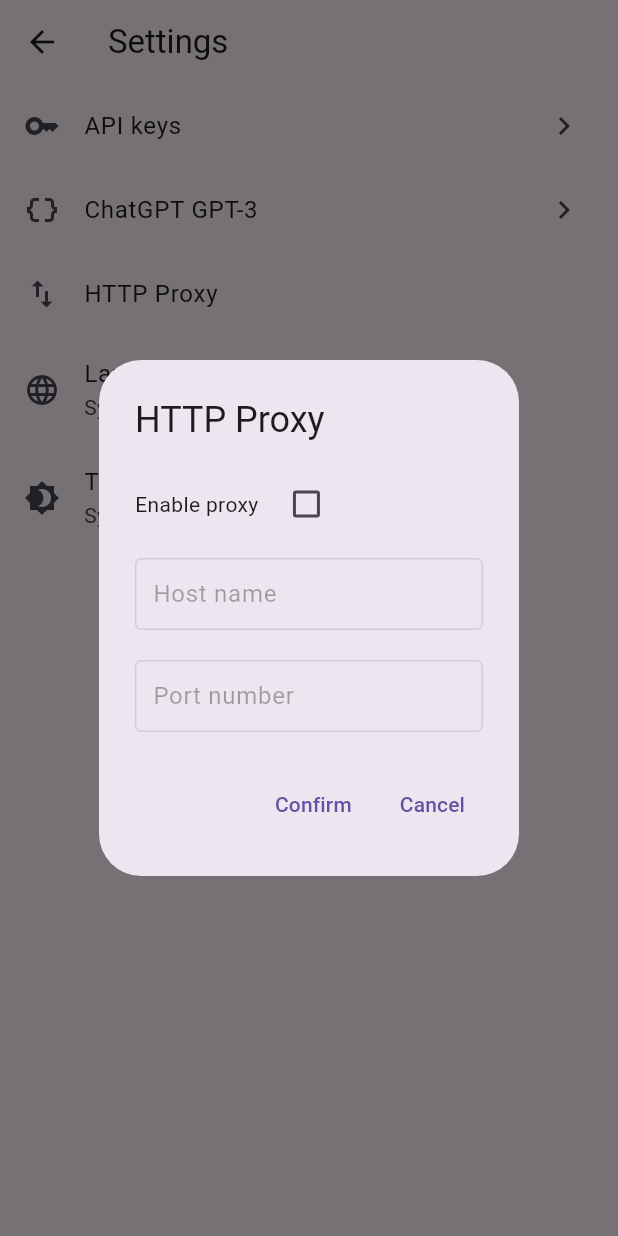
After one commit to conghaonet/hao_chatgpt, a Flutter app: the SettingsPage screen opened by its route, after a tap on "HTTP Proxy", on a phone screen of 412 x 824 dp. The commit adds this screen. Run offline on Flutter 3.47's test engine with Material 2 defaults, Android fonts, the phone set to English and light mode, and no system bars; our stand-ins replace dio, drift, flutter_riverpod, go_router, loading_animation_widget, logger and 5 more; missing offline and left inert: android_intent_plus, dart:ffi; accounts and stored records are empty; generated files the repository leaves out were written again.

Commit message:
complete proxy settings

```diff
--- a/lib/l10n/intl_en.arb
+++ b/lib/l10n/intl_en.arb
@@ -59,6 +59,10 @@
       }
     }
   },
+  "httpProxy": "HTTP Proxy",
+  "enableProxy": "Enable proxy",
+  "hostName": "Host name",
+  "portNumber": "Port number",
 
   "haoChat": "HaoChat",
   "openAI": "OpenAI",
--- a/lib/l10n/intl_zh.arb
+++ b/lib/l10n/intl_zh.arb
@@ -34,5 +34,9 @@
   "delete": "删除",
   "home": "主页",
   "shortcuts": "快捷键",
-  "sendWith": "使用 {shortcut} 发送"
+  "sendWith": "使用 {shortcut} 发送",
+  "httpProxy": "HTTP代理",
+  "enableProxy": "启用代理",
+  "hostName": "主机名",
+  "portNumber": "端口号"
 }
--- a/lib/src/constants.dart
+++ b/lib/src/constants.dart
@@ -2,6 +2,7 @@ import 'dart:core';
 import 'dart:ui';
 
 class Constants {
+  static const String splitTag = '<|>';
   static const String gpt3ModelDavinci003 = 'text-davinci-003';
   static const String gpt3ModelCurie001 = 'text-curie-001';
   static const String gpt3ModelBabbage001 = 'text-babbage-001';
--- a/lib/src/preferences_manager.dart
+++ b/lib/src/preferences_manager.dart
@@ -5,6 +5,7 @@ import 'package:flutter/material.dart';
 import 'package:flutter/services.dart';
 import 'package:hao_chatgpt/src/network/entity/api_key_entity.dart';
 import 'package:shared_preferences/shared_preferences.dart';
+import 'constants.dart';
 import 'extensions.dart';
 import 'network/entity/openai/completions_query_entity.dart';
 
@@ -203,6 +204,21 @@ class PreferencesManager {
     }
     return _preferences.setString(SharedPreferencesKey.shortcutsSend, keys);
   }
+
+  /// For example: true<|>192.168.3.22<|>7890
+  String? get httpProxy => _preferences.getString(SharedPreferencesKey.httpProxy);
+
+  Future<bool> setHttpProxy(bool enabled, String? hostname, int? port) {
+    String value = '${enabled.toString()}${Constants.splitTag}';
+    if(hostname.isNotBlank) {
+      value += hostname!;
+    }
+    value += Constants.splitTag;
+    if(port != null) {
+      value += port.toString();
+    }
+    return _preferences.setString(SharedPreferencesKey.httpProxy, value);
+  }
 }
 
 class SharedPreferencesKey {
@@ -214,6 +230,7 @@ class SharedPreferencesKey {
   static const gpt3GenerationSettings = 'gpt3_generation_settings';
   static const apiKeys = 'api_keys';
   static const shortcutsSend = 'shortcuts_send';
+  static const httpProxy = 'http_proxy';
 }
 
 PreferencesManager appPref = PreferencesManager();
--- a/lib/src/screens/settings.dart
+++ b/lib/src/screens/settings.dart
@@ -1,3 +1,4 @@
+import 'package:flutter/services.dart';
 import 'package:flutter_riverpod/flutter_riverpod.dart';
 import 'package:go_router/go_router.dart';
 import 'package:hao_chatgpt/l10n/generated/l10n.dart';
@@ -7,6 +8,7 @@ import 'package:hao_chatgpt/src/app_manager.dart';
 import 'package:hao_chatgpt/src/app_router.dart';
 import 'package:hao_chatgpt/src/extensions.dart';
 import 'package:hao_chatgpt/src/preferences_manager.dart';
+import 'package:hao_chatgpt/src/screens/settings/settings_proxy.dart';
 
 import '../constants.dart';
 
@@ -44,6 +46,7 @@ class _SettingsPageState extends ConsumerState<SettingsPage> {
                 onTap: () => context.go('/${AppUri.settingsGpt3}'),
               ),
               if(getShortcuts().length > 1) _buildShortcuts(),
+              _buildProxySetting(context),
               _buildLanguageSetting(context),
               _buildThemeSetting(context),
             ],
@@ -76,6 +79,22 @@ class _SettingsPageState extends ConsumerState<SettingsPage> {
       ),
     );
   }
+
+  Widget _buildProxySetting(BuildContext context) {
+    return ListTile(
+      leading: const Icon(Icons.swap_vert),
+      title: Text(S.of(context).httpProxy),
+      onTap: () {
+        showDialog(
+          context: context,
+          builder: (BuildContext ctx) {
+            return const SettingsProxy();
+          },
+        );
+      },
+    );
+  }
+
   Widget _buildThemeSetting(BuildContext context) {
     String themeName = S.of(context).systemDefault;
     if (ref.watch(themeProvider) == ThemeMode.dark) {
--- /dev/null
+++ b/lib/src/screens/settings/settings_proxy.dart
@@ -0,0 +1,124 @@
+import 'dart:ffi';
+
+import 'package:flutter/material.dart';
+import 'package:flutter/services.dart';
+import 'package:go_router/go_router.dart';
+import 'package:hao_chatgpt/src/constants.dart';
+import 'package:hao_chatgpt/src/extensions.dart';
+import 'package:hao_chatgpt/src/preferences_manager.dart';
+
+import '../../../l10n/generated/l10n.dart';
+
+class SettingsProxy extends StatefulWidget {
+  const SettingsProxy({Key? key}) : super(key: key);
+
+  @override
+  State<SettingsProxy> createState() => _SettingsProxyState();
+}
+
+class _SettingsProxyState extends State<SettingsProxy> {
+  final _hostnameController = TextEditingController();
+  final _portNumberController = TextEditingController();
+  final GlobalKey _formKey  = GlobalKey<FormState>();
+  bool _enableProxy = false;
+
+  @override
+  void initState() {
+    super.initState();
+    String? value = appPref.httpProxy;
+    if(value.isNotBlank) {
+      List<String> args = value!.split(Constants.splitTag);
+      if(args.length == 3) {
+        _enableProxy = args[0] == true.toString();
+        _hostnameController.text = args[1];
+        _portNumberController.text = args[2];
+      }
+    }
+  }
+
+  @override
+  Widget build(BuildContext context) {
+    return AlertDialog(
+      title: Text(S.of(context).httpProxy),
+      content: Form(
+        key: _formKey,
+        child: Column(
+          mainAxisSize: MainAxisSize.min,
+          children: [
+            Row(
+              children: [
+                Text(S.of(context).enableProxy),
+                const SizedBox(width: 8,),
+                Checkbox(
+                  value: _enableProxy,
+                  onChanged: (value) {
+                    _enableProxy = value!;
+                    setState(() {
+
+                    });
+                  },
+                ),
+              ],
+            ),
+            const SizedBox(height: 12,),
+            TextFormField(
+              enabled: _enableProxy,
+              controller: _hostnameController,
+              maxLines: 1,
+              decoration: InputDecoration(
+                labelText: S.of(context).hostName,
+                border: const OutlineInputBorder(),
+                contentPadding: const EdgeInsets.symmetric(horizontal: 8),
+              ),
+              validator: (v) {
+                return _enableProxy && (v == null || v.trim().isEmpty) ? '' : null;
+              },
+            ),
+            const SizedBox(height: 20,),
+            TextFormField(
+              enabled: _enableProxy,
+              controller: _portNumberController,
+              maxLines: 1,
+              decoration: InputDecoration(
+                labelText: S.of(context).portNumber,
+                border: const OutlineInputBorder(),
+                contentPadding: const EdgeInsets.symmetric(horizontal: 8),
+              ),
+              validator: (v) {
+                return _enableProxy && (v == null || v.trim().isEmpty) ? '' : null;
+              },
+              keyboardType: TextInputType.number,
+              inputFormatters: [
+                FilteringTextInputFormatter(RegExp("[0-9]"), allow: true,),
+              ],
+            ),
+          ],
+        ),
+      ),
+      actions: [
+        TextButton(
+          onPressed: () async {
+            if((_formKey.currentState as FormState).validate()) {
+              await appPref.setHttpProxy(_enableProxy, _hostnameController.text, int.tryParse(_portNumberController.text));
+              setState(() {
+                context.pop();
+              });
+            }
+          },
+          child: Text(S.of(context).confirm),
+        ),
+        TextButton(
+          onPressed: () => context.pop(),
+          child: Text(S.of(context).cancel),
+        ),
+      ],
+    );
+  }
+
+  @override
+  void dispose() {
+    _hostnameController.dispose();
+    _portNumberController.dispose();
+    super.dispose();
+  }
+}
```
Also changed, not shown: lib/src/network/openai_client.dart (+19 -1 lines), lib/l10n/generated/l10n.dart, lib/l10n/generated/l10n_en.dart, lib/l10n/generated/l10n_zh.dart.
